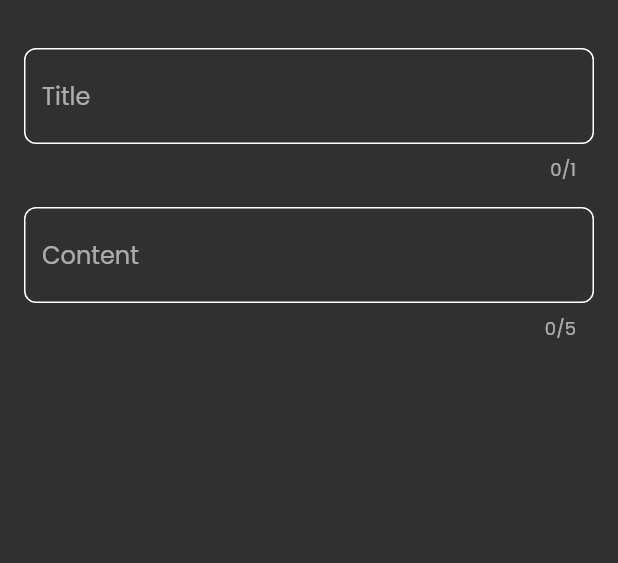
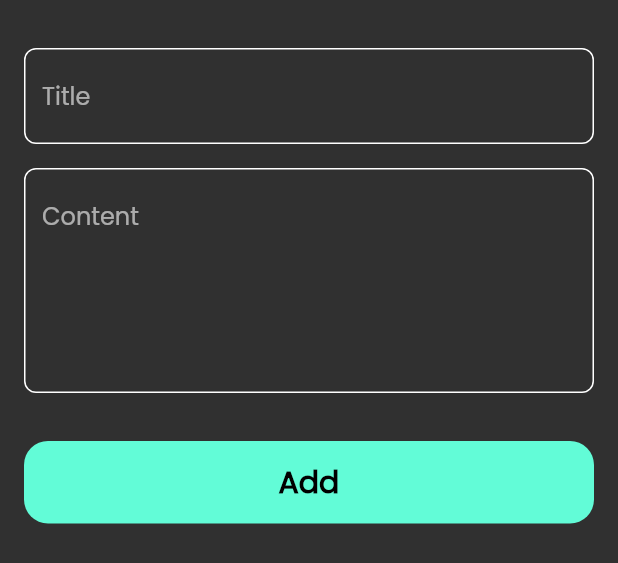
Before and after one commit to Abdalrhmanabood/notes_app, a Flutter app: the AddNoteBottomSheet widget shown alone on an empty page, opened directly, on a phone screen of 412 x 824 dp. Shown: the top 563 px of the screen. Run offline on Flutter 3.47's test engine with Material 2 defaults, Android fonts, the phone set to English and light mode, and no system bars; our stand-ins replace font_awesome_flutter.

Commit message:
finish notes bottom sheet

```diff
--- a/lib/views/widget/add_note_botton_sheet.dart
+++ b/lib/views/widget/add_note_botton_sheet.dart
@@ -1,5 +1,8 @@
 import 'package:flutter/material.dart';
+import 'package:notes_app/constants.dart';
 import 'package:notes_app/views/widget/custom_text_field.dart';
+
+import 'custom_buttom.dart';
 
 class AddNoteBottomSheet extends StatelessWidget {
   const AddNoteBottomSheet({super.key});
@@ -19,9 +22,16 @@ class AddNoteBottomSheet extends StatelessWidget {
           SizedBox(
             height: 16,
           ),
-           CustomTextField(
+          CustomTextField(
             hint: 'Content',
-            maxlines: 5,
+           maxlines: 5,
+          ),
+           SizedBox(
+            height: 32,
+          ),
+          CustomButton(),
+           SizedBox(
+            height: 16,
           ),
         ],
       ),
--- /dev/null
+++ b/lib/views/widget/custom_buttom.dart
@@ -0,0 +1,25 @@
+import 'package:flutter/material.dart';
+import 'package:notes_app/constants.dart';
+
+class CustomButton extends StatelessWidget {
+  const CustomButton({super.key});
+
+  @override
+  Widget build(BuildContext context) {
+    return Container(
+      width: MediaQuery.of(context).size.width,
+      height: 55,
+      decoration: BoxDecoration(
+        borderRadius: BorderRadius.circular(16),
+        color: kPrimaryColor,
+      ),
+      child: const Center(
+        child: Text(
+          'Add',
+          style: TextStyle(
+              color: Colors.black, fontSize: 20, fontWeight: FontWeight.bold),
+        ),
+      ),
+    );
+  }
+}
--- a/lib/views/widget/custom_text_field.dart
+++ b/lib/views/widget/custom_text_field.dart
@@ -9,7 +9,7 @@ class CustomTextField extends StatelessWidget {
   Widget build(BuildContext context) {
     return TextField(
       cursorColor: kPrimaryColor,
-      maxLength: maxlines,
+      maxLines: maxlines,
       decoration: InputDecoration(
         hintText: hint,
         // hintStyle: const TextStyle(
```
